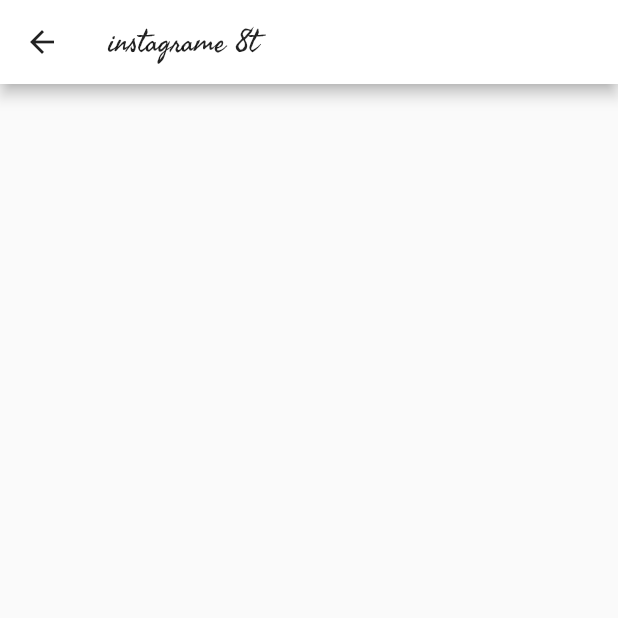
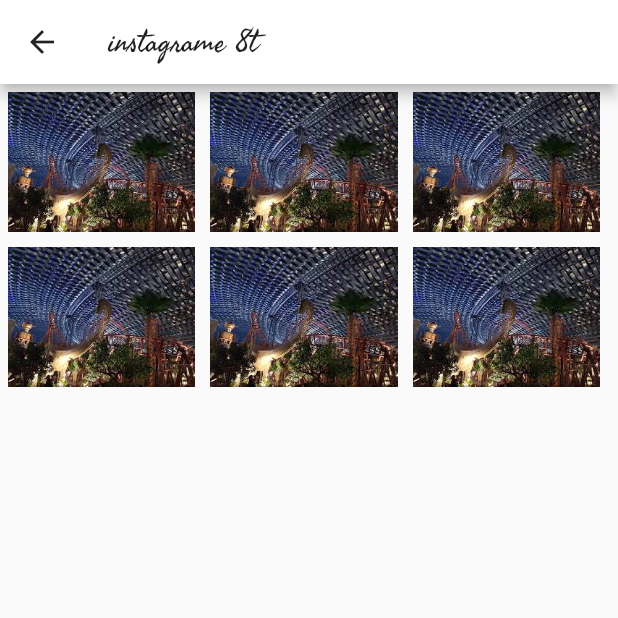
Before and after one commit to WaelAlQawasmi/instagram-flutter, a Flutter app: the instaProfile screen opened directly, on a phone screen of 412 x 824 dp, the top half of it. Run offline on Flutter 3.47's test engine with Material 2 defaults, Android fonts, the phone set to English and light mode, and no system bars.

Commit message:
ista profile

```diff
--- a/lib/secreens/instaProfile.dart
+++ b/lib/secreens/instaProfile.dart
@@ -1,4 +1,5 @@
 import 'package:flutter/material.dart';
+
 class instaProfile extends StatefulWidget {
   const instaProfile({Key? key}) : super(key: key);
 
@@ -12,19 +13,82 @@
     return Scaffold(
       appBar: AppBar(
         leading: IconButton(
-          icon: Icon(Icons.arrow_back,color: Colors.black87,),
-          onPressed: (){
+          icon: Icon(
+            Icons.arrow_back,
+            color: Colors.black87,
+          ),
+          onPressed: () {
             Navigator.pop(context);
           },
         ),
-
         backgroundColor: Colors.white,
         title: Text(
           "instagrame 8t",
           style:
-          TextStyle(fontFamily: 'FreehandRegular', color: Colors.black87),
+              TextStyle(fontFamily: 'FreehandRegular', color: Colors.black87),
         ),
-      )
+      ),
+      body: Wrap(
+        alignment: WrapAlignment.spaceAround,
+        children: [
+          Expanded(
+            child: Container(
+              margin: EdgeInsets.all(5),
+              decoration: BoxDecoration(
+
+                // border: Border.all(width: 5,color: Colors.white)white
+
+              ),
+                child:
+                    Image(image: AssetImage("assest/img/IMG.jpg"), width: 125)),
+          ),
+          Container(
+              margin: EdgeInsets.all(5),
+              decoration: BoxDecoration(
+
+                // border: Border.all(width: 5,color: Colors.white)white
+
+              ),
+              child:
+              Image(image: AssetImage("assest/img/IMG.jpg"), width: 125)),
+          Container(
+              margin: EdgeInsets.all(5),
+              decoration: BoxDecoration(
+
+                // border: Border.all(width: 5,color: Colors.white)white
+
+              ),
+              child:
+              Image(image: AssetImage("assest/img/IMG.jpg"), width: 125)),
+          Container(
+              margin: EdgeInsets.all(5),
+              decoration: BoxDecoration(
+
+                // border: Border.all(width: 5,color: Colors.white)white
+
+              ),
+              child:
+              Image(image: AssetImage("assest/img/IMG.jpg"), width: 125)),
+          Container(
+              margin: EdgeInsets.all(5),
+              decoration: BoxDecoration(
+
+                // border: Border.all(width: 5,color: Colors.white)white
+
+              ),
+              child:
+              Image(image: AssetImage("assest/img/IMG.jpg"), width: 125)),
+          Container(
+              margin: EdgeInsets.all(5),
+              decoration: BoxDecoration(
+
+                // border: Border.all(width: 5,color: Colors.white)white
+
+              ),
+              child:
+              Image(image: AssetImage("assest/img/IMG.jpg"), width: 125)),
+           ],
+      ),
     );
   }
 }
```
Also changed, not shown: assest/img/instaP.png (added), 1 other file.
